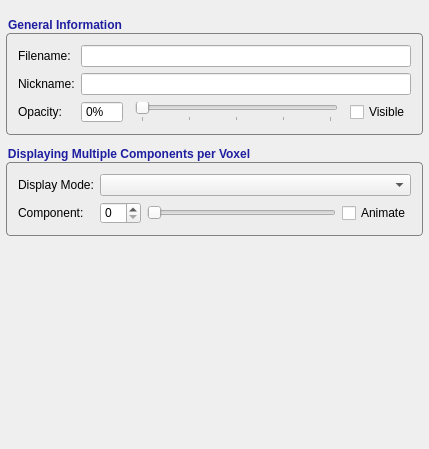
Old version of the form GUI/Qt/Components/GeneralLayerInspector.ui in the repository pyushkevich/itksnap.
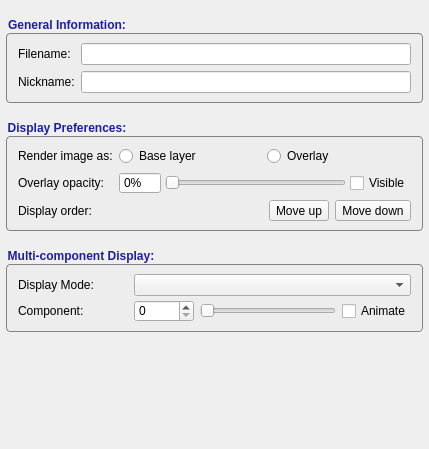
New version of the form. Icons and pictures are not drawn.

Commit message: Keep making improvement to layer management

What changed in the file:
```diff
--- a/GUI/Qt/Components/GeneralLayerInspector.ui
+++ b/GUI/Qt/Components/GeneralLayerInspector.ui
@@ -26,6 +26,9 @@
   border-radius: 4px;
   border: 1px solid rgb(130,130,130);
 }
+QGroupBox:!enabled {
+  color: rgb(108,108,108);
+}
 QGroupBox::title {
   subcontrol-origin: 	margin;
   subcontrol-position: top left;
@@ -33,7 +36,7 @@
   </property>
   <layout class="QVBoxLayout" name="verticalLayout_2">
    <property name="spacing">
-    <number>12</number>
+    <number>18</number>
    </property>
    <property name="leftMargin">
     <number>6</number>
@@ -49,24 +52,32 @@
    </property>
    <item>
     <widget class="QGroupBox" name="grpInfo">
+     <property name="enabled">
+      <bool>true</bool>
+     </property>
      <property name="title">
-      <string>General Information</string>
+      <string>General Information:</string>
      </property>
-     <layout class="QGridLayout" name="gridLayout_2">
-      <property name="margin">
+     <layout class="QGridLayout" name="gridLayout_2" rowstretch="0,0">
+      <property name="leftMargin">
        <number>6</number>
       </property>
-      <item row="1" column="1">
-       <widget class="QLineEdit" name="inNickname">
-        <property name="toolTip">
-         <string>This is the name that is used when referring to the image in ITK-SNAP.</string>
-        </property>
-       </widget>
-      </item>
-      <item row="1" column="0">
-       <widget class="QLabel" name="label_4">
+      <property name="topMargin">
+       <number>4</number>
+      </property>
+      <property name="rightMargin">
+       <number>6</number>
+      </property>
+      <property name="bottomMargin">
+       <number>4</number>
+      </property>
+      <property name="verticalSpacing">
+       <number>6</number>
+      </property>
+      <item row="0" column="0">
+       <widget class="QLabel" name="label_3">
         <property name="text">
-         <string>Nickname:</string>
+         <string>Filename:</string>
         </property>
        </widget>
       </item>
@@ -77,13 +88,121 @@
         </property>
        </widget>
       </item>
-      <item row="2" column="1">
-       <widget class="QWidget" name="widget" native="true">
-        <layout class="QHBoxLayout" name="horizontalLayout">
+      <item row="1" column="0">
+       <widget class="QLabel" name="label_4">
+        <property name="text">
+         <string>Nickname:</string>
+        </property>
+       </widget>
+      </item>
+      <item row="1" column="1">
+       <widget class="QLineEdit" name="inNickname">
+        <property name="toolTip">
+         <string>This is the name that is used when referring to the image in ITK-SNAP.</string>
+        </property>
+       </widget>
+      </item>
+     </layout>
+    </widget>
+   </item>
+   <item>
+    <widget class="QGroupBox" name="grpOverlay">
+     <property name="title">
+      <string>Display Preferences:</string>
+     </property>
+     <layout class="QGridLayout" name="gridLayout_3" columnstretch="0,1,0">
+      <property name="leftMargin">
+       <number>6</number>
+      </property>
+      <property name="topMargin">
+       <number>4</number>
+      </property>
+      <property name="rightMargin">
+       <number>6</number>
+      </property>
+      <property name="bottomMargin">
+       <number>4</number>
+      </property>
+      <property name="verticalSpacing">
+       <number>6</number>
+      </property>
+      <item row="0" column="1" colspan="2">
+       <widget class="QWidget" name="grpOverlayChecks" native="true">
+        <layout class="QHBoxLayout" name="horizontalLayout_3">
          <property name="spacing">
-          <number>12</number>
+          <number>4</number>
          </property>
-         <property name="margin">
+         <property name="leftMargin">
+          <number>0</number>
+         </property>
+         <property name="topMargin">
+          <number>0</number>
+         </property>
+         <property name="rightMargin">
+          <number>0</number>
+         </property>
+         <property name="bottomMargin">
+          <number>0</number>
+         </property>
+         <item>
+          <widget class="QRadioButton" name="btnUnpin">
+           <property name="toolTip">
+            <string>Render the image side by side with other image layers. This setting is best when working with multiple anatomical images at once.</string>
+           </property>
+           <property name="text">
+            <string>Base layer</string>
+           </property>
+           <property name="icon">
+            <iconset resource="../Resources/SNAPResources.qrc">
+             <normaloff>:/root/icons8_unpin_12.png</normaloff>:/root/icons8_unpin_12.png</iconset>
+           </property>
+           <property name="iconSize">
+            <size>
+             <width>12</width>
+             <height>12</height>
+            </size>
+           </property>
+          </widget>
+         </item>
+         <item>
+          <widget class="QRadioButton" name="btnPin">
+           <property name="toolTip">
+            <string>Render the image as a semi-transparent overlay on top of other images. This setting is best for statistical maps.</string>
+           </property>
+           <property name="text">
+            <string>Overlay</string>
+           </property>
+           <property name="icon">
+            <iconset resource="../Resources/SNAPResources.qrc">
+             <normaloff>:/root/icons8_pin_12.png</normaloff>:/root/icons8_pin_12.png</iconset>
+           </property>
+           <property name="iconSize">
+            <size>
+             <width>12</width>
+             <height>12</height>
+            </size>
+           </property>
+          </widget>
+         </item>
+        </layout>
+       </widget>
+      </item>
+      <item row="1" column="1" colspan="2">
+       <widget class="QWidget" name="grpOpacity" native="true">
+        <layout class="QHBoxLayout" name="horizontalLayout_4">
+         <property name="spacing">
+          <number>4</number>
+         </property>
+         <property name="leftMargin">
+          <number>0</number>
+         </property>
+         <property name="topMargin">
+          <number>0</number>
+         </property>
+         <property name="rightMargin">
+          <number>0</number>
+         </property>
+         <property name="bottomMargin">
           <number>0</number>
          </property>
          <item>
@@ -108,7 +227,7 @@
             <enum>Qt::Horizontal</enum>
            </property>
            <property name="tickPosition">
-            <enum>QSlider::TicksBelow</enum>
+            <enum>QSlider::NoTicks</enum>
            </property>
            <property name="tickInterval">
             <number>25</number>
@@ -126,17 +245,107 @@
        </widget>
       </item>
       <item row="0" column="0">
-       <widget class="QLabel" name="label_3">
+       <widget class="QLabel" name="label_7">
         <property name="text">
-         <string>Filename:</string>
+         <string>Render image as:</string>
+        </property>
+       </widget>
+      </item>
+      <item row="1" column="0">
+       <widget class="QLabel" name="lblOpacity">
+        <property name="text">
+         <string>Overlay opacity:</string>
+        </property>
+        <property name="wordWrap">
+         <bool>true</bool>
         </property>
        </widget>
       </item>
       <item row="2" column="0">
-       <widget class="QLabel" name="label_5">
+       <widget class="QLabel" name="label_9">
         <property name="text">
-         <string>Opacity:</string>
+         <string>Display order:</string>
         </property>
+        <property name="wordWrap">
+         <bool>true</bool>
+        </property>
+       </widget>
+      </item>
+      <item row="2" column="1" colspan="2">
+       <widget class="QWidget" name="widget" native="true">
+        <layout class="QHBoxLayout" name="horizontalLayout">
+         <property name="leftMargin">
+          <number>0</number>
+         </property>
+         <property name="topMargin">
+          <number>0</number>
+         </property>
+         <property name="rightMargin">
+          <number>0</number>
+         </property>
+         <property name="bottomMargin">
+          <number>0</number>
+         </property>
+         <item>
+          <spacer name="horizontalSpacer">
+           <property name="orientation">
+            <enum>Qt::Horizontal</enum>
+           </property>
+           <property name="sizeHint" stdset="0">
+            <size>
+             <width>40</width>
+             <height>20</height>
+            </size>
+           </property>
+          </spacer>
+         </item>
+         <item>
+          <widget class="QToolButton" name="btnUp">
+           <property name="toolTip">
+            <string>Place this image layer earlier in the workspace. This affects the order in which the layers are layed out and rendered.</string>
+           </property>
+           <property name="text">
+            <string>Move up</string>
+           </property>
+           <property name="icon">
+            <iconset resource="../Resources/SNAPResources.qrc">
+             <normaloff>:/root/icons8_up_12.png</normaloff>:/root/icons8_up_12.png</iconset>
+           </property>
+           <property name="iconSize">
+            <size>
+             <width>12</width>
+             <height>12</height>
+            </size>
+           </property>
+           <property name="toolButtonStyle">
+            <enum>Qt::ToolButtonTextBesideIcon</enum>
+           </property>
+          </widget>
+         </item>
+         <item alignment="Qt::AlignRight">
+          <widget class="QToolButton" name="btnDown">
+           <property name="toolTip">
+            <string>Place this image layer later in the workspace. This affects the order in which the layers are layed out and rendered.</string>
+           </property>
+           <property name="text">
+            <string>Move down</string>
+           </property>
+           <property name="icon">
+            <iconset resource="../Resources/SNAPResources.qrc">
+             <normaloff>:/root/icons8_down_12.png</normaloff>:/root/icons8_down_12.png</iconset>
+           </property>
+           <property name="iconSize">
+            <size>
+             <width>12</width>
+             <height>12</height>
+            </size>
+           </property>
+           <property name="toolButtonStyle">
+            <enum>Qt::ToolButtonTextBesideIcon</enum>
+           </property>
+          </widget>
+         </item>
+        </layout>
        </widget>
       </item>
      </layout>
@@ -145,12 +354,24 @@
    <item>
     <widget class="QGroupBox" name="grpMulticomponent">
      <property name="title">
-      <string>Displaying Multiple Components per Voxel</string>
+      <string>Multi-component Display:</string>
      </property>
-     <layout class="QGridLayout" name="gridLayout">
-      <property name="margin">
+     <layout class="QGridLayout" name="gridLayout" columnminimumwidth="110,0,0,0">
+      <property name="leftMargin">
        <number>6</number>
       </property>
+      <property name="topMargin">
+       <number>4</number>
+      </property>
+      <property name="rightMargin">
+       <number>6</number>
+      </property>
+      <property name="bottomMargin">
+       <number>4</number>
+      </property>
+      <property name="verticalSpacing">
+       <number>4</number>
+      </property>
       <item row="0" column="0">
        <widget class="QLabel" name="label">
         <property name="text">
@@ -159,7 +380,11 @@
        </widget>
       </item>
       <item row="0" column="1" colspan="3">
-       <widget class="QComboBox" name="inMode"/>
+       <widget class="QComboBox" name="inMode">
+        <property name="toolTip">
+         <string>&lt;html&gt;&lt;head/&gt;&lt;body&gt;&lt;p&gt;Multi-component images have more than one value for each voxel. These values may represent measurements taken at different time points, different chromatic components, etc. ITK-SNAP offers multiple ways to visualize this multi-dimensional information. You can choose to visualize just one component, or a summary function of the components, such as magnitude, average, or maximum. In the special case of three-component images, the components can be rendered as red, green and blue channels (RGB).&lt;/p&gt;&lt;/body&gt;&lt;/html&gt;</string>
+        </property>
+       </widget>
       </item>
       <item row="1" column="3" alignment="Qt::AlignRight">
        <widget class="QCheckBox" name="chkAnimate">
@@ -176,7 +401,14 @@
        </widget>
       </item>
       <item row="1" column="1">
-       <widget class="QSpinBox" name="inComponent"/>
+       <widget class="QSpinBox" name="inComponent">
+        <property name="minimumSize">
+         <size>
+          <width>60</width>
+          <height>0</height>
+         </size>
+        </property>
+       </widget>
       </item>
       <item row="1" column="2">
        <widget class="QSlider" name="inComponentSlider">
```
Left out of the diff: 6 changed lines with no effect on the pictures. The commit also changes 26 other files.
